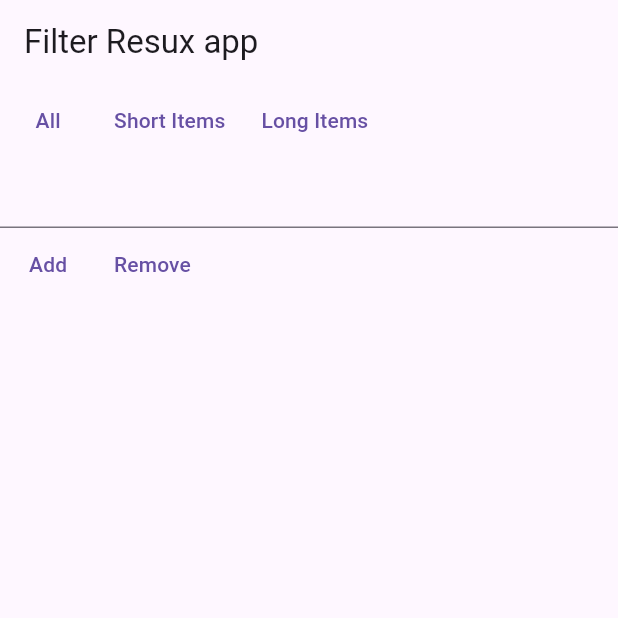
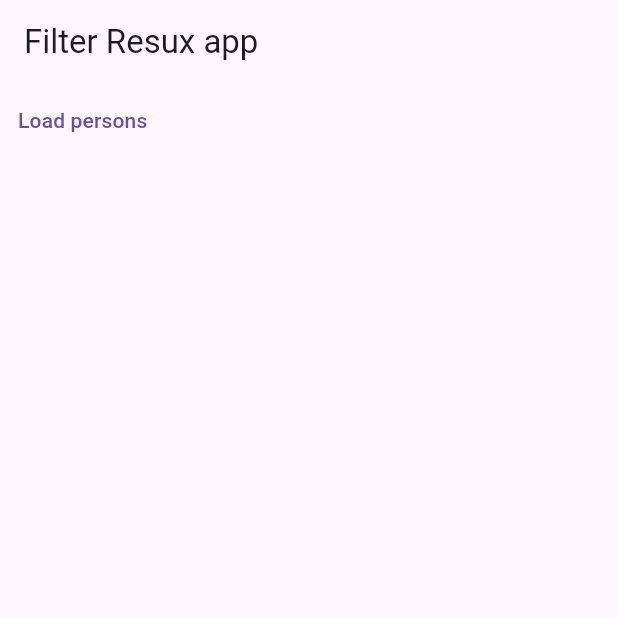
Before and after one commit to sb-dor/State-Management-in-Flutter, a Flutter app: the screen it shows after launch, on a phone screen of 412 x 824 dp, the top half of it. Run offline on Flutter 3.47's test engine with Material 3 defaults, Android fonts, the phone set to English and light mode, and no system bars; our stand-ins replace flutter_redux, redux.

Commit message:
async data in redux

```diff
--- a/lib/main.dart
+++ b/lib/main.dart
@@ -3,6 +3,8 @@ import 'package:flutter_redux/flutter_redux.dart';
 import 'package:provider/provider.dart';
 import 'package:redux/redux.dart';
 import 'package:state_management_course/provider/second_project/provider/datetime_provider.dart';
+import 'package:state_management_course/redux/async_redux_example/state/async_redux_state.dart';
+import 'package:state_management_course/redux/async_redux_example/view/async_redux_page.dart';
 import 'provider/bread_crumb/provider/bread_crumb_provider.dart';
 import 'provider/bread_crumb/views/bread_crumb_page.dart';
 import 'provider/second_project/views/second_provider_project_page.dart';
@@ -22,6 +24,11 @@ final state = Store<FilteredItemsState>(
   initialState: const FilteredItemsState(items: [], filter: ItemFilter.all),
 );
 
+final asyncState = Store<AsyncReduxState>(
+  asyncReduxReducer,
+  initialState: const AsyncReduxState.empty(),
+);
+
 class App extends StatefulWidget {
   const App({super.key});
 
@@ -37,9 +44,11 @@ class _AppState extends State<App> {
 
   @override
   Widget build(BuildContext context) {
-    return StoreProvider( // Redux's store provider
-      store: state,
-      child: MultiProvider( // Provider package
+    return StoreProvider(
+      // Redux's store provider
+      store: asyncState,
+      child: MultiProvider(
+        // Provider package
         providers: [
           ChangeNotifierProvider<BreadCrumbProvider>(
             create: (_) => BreadCrumbProvider(),
@@ -50,7 +59,7 @@ class _AppState extends State<App> {
         ],
         child: const MaterialApp(
           debugShowCheckedModeBanner: false,
-          home: ReduxFilteredItemsPage(),
+          home: AsyncReduxPage(),
         ),
       ),
     );
--- /dev/null
+++ b/lib/redux/async_redux_example/models/person.dart
@@ -0,0 +1,31 @@
+import 'dart:convert';
+import 'dart:io';
+
+import 'package:flutter/foundation.dart';
+
+@immutable
+class Person {
+  final String? name;
+  final int? age;
+
+  const Person({required this.name, required this.age});
+
+  Person.fromJson(Map<String, dynamic> json)
+      : name = json['name'],
+        age = int.tryParse("${json['age']}");
+
+  @override
+  String toString() {
+    // TODO: implement toString
+    return "Person name: $name, age: $age";
+  }
+}
+
+const personUrl = "https://raw.githubusercontent.com/sb-dor/rxdart-app/master/apis/persons.json";
+
+Future<Iterable<Person>> getPersons() => HttpClient()
+    .getUrl(Uri.parse(personUrl))
+    .then((req) => req.close())
+    .then((res) => res.transform(utf8.decoder).join())
+    .then((jsonToString) => jsonDecode(jsonToString) as List<dynamic>)
+    .then((list) => list.map((e) => Person.fromJson(e)));
--- /dev/null
+++ b/lib/redux/async_redux_example/state/async_redux_actions.dart
@@ -0,0 +1,26 @@
+import 'package:flutter/foundation.dart';
+import 'package:state_management_course/redux/async_redux_example/models/person.dart';
+
+@immutable
+abstract class AsyncReduxActions {
+  const AsyncReduxActions();
+}
+
+@immutable
+class LoadPeopleAction extends AsyncReduxActions {
+  const LoadPeopleAction();
+}
+
+@immutable
+class SuccessfullyFetchedPeopleAction extends AsyncReduxActions {
+  final Iterable<Person> persons;
+
+  const SuccessfullyFetchedPeopleAction({required this.persons});
+}
+
+@immutable
+class FailedFetchedPeople extends AsyncReduxActions {
+  final Object? error;
+
+  const FailedFetchedPeople({required this.error});
+}
--- /dev/null
+++ b/lib/redux/async_redux_example/state/async_redux_state.dart
@@ -0,0 +1,58 @@
+import 'package:flutter/foundation.dart';
+import 'package:redux/redux.dart';
+import 'package:state_management_course/redux/async_redux_example/models/person.dart';
+import 'package:state_management_course/redux/async_redux_example/state/async_redux_actions.dart';
+
+@immutable
+class AsyncReduxState {
+  final bool isLoading;
+  final Iterable<Person>? fetchedPersons;
+  final Object? error;
+
+  const AsyncReduxState({
+    required this.isLoading,
+    required this.fetchedPersons,
+    required this.error,
+  });
+
+  const AsyncReduxState.empty()
+      : isLoading = false,
+        fetchedPersons = null,
+        error = null;
+}
+
+AsyncReduxState asyncReduxReducer(AsyncReduxState oldState, action) {
+  if (action is LoadPeopleAction) {
+    return const AsyncReduxState(
+      isLoading: true,
+      fetchedPersons: null,
+      error: null,
+    );
+  } else if (action is SuccessfullyFetchedPeopleAction) {
+    return AsyncReduxState(
+      isLoading: false,
+      fetchedPersons: action.persons,
+      error: null,
+    );
+  } else if (action is FailedFetchedPeople) {
+    return AsyncReduxState(
+      isLoading: false,
+      fetchedPersons: oldState.fetchedPersons,
+      error: action.error,
+    );
+  }
+  return oldState;
+}
+
+void loadPeopleMiddleware(
+  Store<AsyncReduxState> store,
+  action,
+  NextDispatcher next,
+) {
+  if (action is LoadPeopleAction) {
+    getPersons()
+        .then((persons) => store.dispatch(SuccessfullyFetchedPeopleAction(persons: persons)))
+        .catchError((e) => store.dispatch(FailedFetchedPeople(error: e)));
+  }
+  next(action);
+}
--- /dev/null
+++ b/lib/redux/async_redux_example/view/async_redux_page.dart
@@ -0,0 +1,43 @@
+import 'package:flutter/material.dart';
+import 'package:flutter_redux/flutter_redux.dart';
+import 'package:state_management_course/main.dart';
+import 'package:state_management_course/redux/async_redux_example/state/async_redux_actions.dart';
+import 'package:state_management_course/redux/async_redux_example/state/async_redux_state.dart';
+
+class AsyncReduxPage extends StatefulWidget {
+  const AsyncReduxPage({super.key});
+
+  @override
+  State<AsyncReduxPage> createState() => _AsyncReduxPageState();
+}
+
+class _AsyncReduxPageState extends State<AsyncReduxPage> {
+  @override
+  Widget build(BuildContext context) {
+    return Scaffold(
+      appBar: AppBar(
+        title: const Text("Filter Resux app"),
+      ),
+      body: Column(
+        children: [
+          TextButton(
+            onPressed: () {
+              asyncState.dispatch(const LoadPeopleAction());
+            },
+            child: const Text("Load persons"),
+          ),
+          StoreConnector<AsyncReduxState, bool>(
+            converter: (store) => store.state.isLoading,
+            builder: (context, state) {
+              if (state) {
+                return const CircularProgressIndicator();
+              } else {
+                return const SizedBox();
+              }
+            },
+          ),
+        ],
+      ),
+    );
+  }
+}
```
Also changed, not shown: api/people.json (added, +14 -0 lines).
